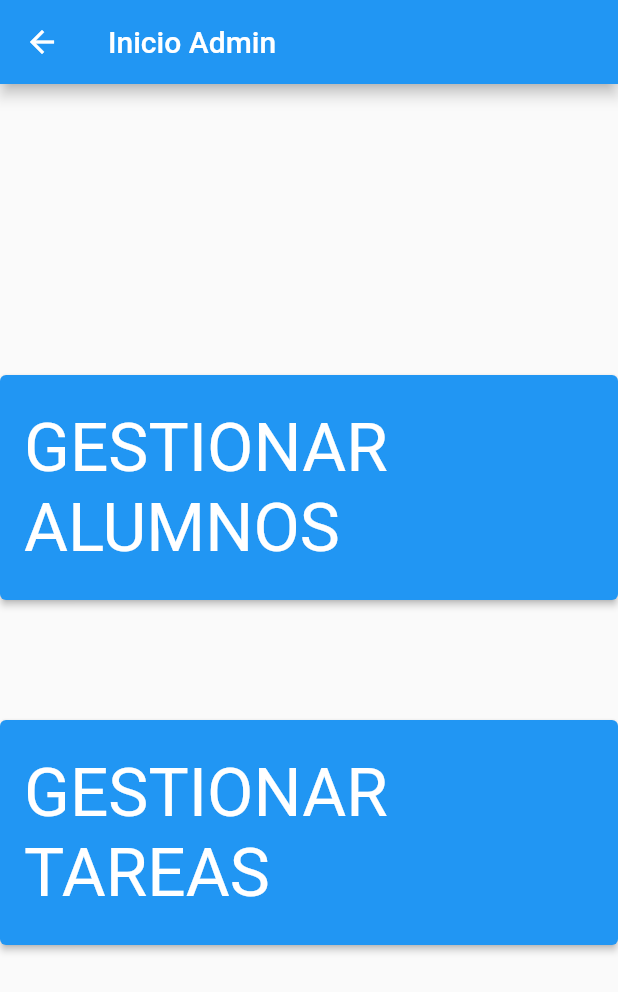
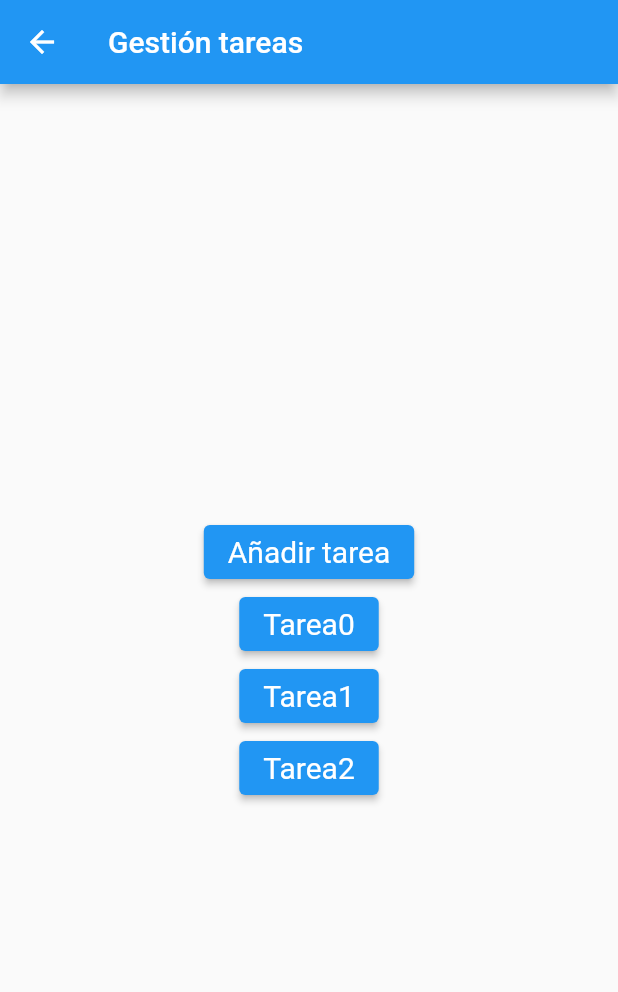
Before and after one commit to DGPAS/DGP_AS, a Flutter app: the InicioAdmin screen opened directly, after a tap on "GESTIONAR TAREAS", on a phone screen of 412 x 824 dp. Shown: the top 992 px of the screen. Run offline on Flutter 3.47's test engine with Material 2 defaults, Android fonts, the phone set to English and light mode, and no system bars.

Commit message:
Pantalla gestión tareas

```diff
--- /dev/null
+++ b/Dability/lib/gestion_tareas.dart
@@ -0,0 +1,61 @@
+import 'package:flutter/material.dart';
+
+class GestionTareas extends StatefulWidget {
+  _GestionTareasState createState() => _GestionTareasState();
+}
+
+class _GestionTareasState extends State<GestionTareas> {
+  final ButtonStyle style = ElevatedButton.styleFrom(
+    // minimumSize: Size(180, 150),
+    textStyle: const TextStyle(fontSize: 20),
+    //alignment: Alignment.center,
+  );
+
+  final List<Color> containerColors = [Colors.red, Colors.green, Colors.blue]; // Colores de los contenedores
+
+  Widget build(BuildContext context) {
+    return Scaffold(
+      appBar: AppBar(
+        title: Text('Gestión tareas'),
+      ),
+      body:
+      Container(
+        child: Column(
+          mainAxisAlignment: MainAxisAlignment.center,
+          children: [
+            Container(
+              alignment: Alignment.center,
+              child: ElevatedButton(
+                style: style,
+                onPressed: () {
+                  // Acción cuando se presiona el primer botón
+                },
+                child: Text('Añadir tarea',
+                  textAlign: TextAlign.center,),
+              ),
+            ),
+            Column(
+              children: List.generate(
+                3,
+                  (index) {
+                    return ElevatedButton(
+                      style: style,
+                      onPressed: () {
+                        // acción
+                      },
+                      child: Text('Tarea' + index.toString(),
+                        textAlign: TextAlign.center,),
+                    );
+                  }
+              )
+            ),
+          ],
+        ),
+
+
+
+      ),
+    );
+  }
+
+}
--- a/Dability/lib/inicio_admin.dart
+++ b/Dability/lib/inicio_admin.dart
@@ -1,4 +1,5 @@
 import 'package:flutter/material.dart';
+import 'gestion_tareas.dart';
 
 class InicioAdmin extends StatefulWidget {
   _InicioAdminState createState() => _InicioAdminState();
@@ -6,18 +7,10 @@ class InicioAdmin extends StatefulWidget {
 
 class _InicioAdminState extends State<InicioAdmin> {
   final ButtonStyle style = ElevatedButton.styleFrom(
-    minimumSize: Size(250, 150),
-    textStyle: const TextStyle(fontSize: 45),
-    alignment: Alignment.center,
+    minimumSize: Size(180, 150),
+    textStyle: const TextStyle(fontSize: 40),
+    //alignment: Alignment.center,
   );
-
-  final ButtonStyle style_1 =
-    ElevatedButton.styleFrom(textStyle: const TextStyle(fontSize: 30),);
-
-  //        padding: EdgeInsets.symmetric(horizontal: 40, vertical: 30),);
-  final ButtonStyle style2 =
-    ElevatedButton.styleFrom(textStyle: const TextStyle(fontSize: 30),
-          padding: EdgeInsets.symmetric(horizontal: 30, vertical: 30),);
 
   Widget build(BuildContext context) {
     return Scaffold(
@@ -30,24 +23,29 @@ class _InicioAdminState extends State<InicioAdmin> {
           mainAxisAlignment: MainAxisAlignment.center,
           children: [
             Container(
-                alignment: Alignment.center,
+                //alignment: Alignment.center,
                 child: ElevatedButton(
                   style: style,
                   onPressed: () {
                     // Acción cuando se presiona el primer botón
                   },
-                 child: Text('GESTIONAR ALUMNOS'),
+                 child: Text('GESTIONAR ALUMNOS',
+                   textAlign: TextAlign.center,),
                 ),
             ),
             SizedBox(height: 80,),
             Container(
-                alignment: Alignment.center,
+                //alignment: Alignment.center,
                 child: ElevatedButton(
                   style: style,
                   onPressed: () {
-                    // Acción cuando se presiona el primer botón
+                    Navigator.push(
+                      context,
+                      MaterialPageRoute(builder: (context) => GestionTareas()),
+                    );
                   },
-                  child: Text('GESTIONAR TAREAS'),
+                  child: Text('GESTIONAR TAREAS',
+                    textAlign: TextAlign.center,),
               ),
             )
           ],
```
